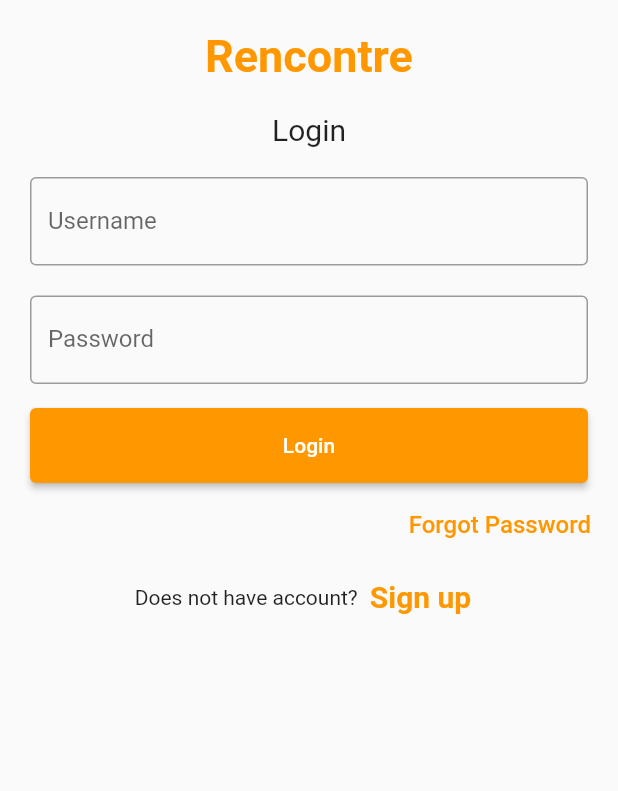
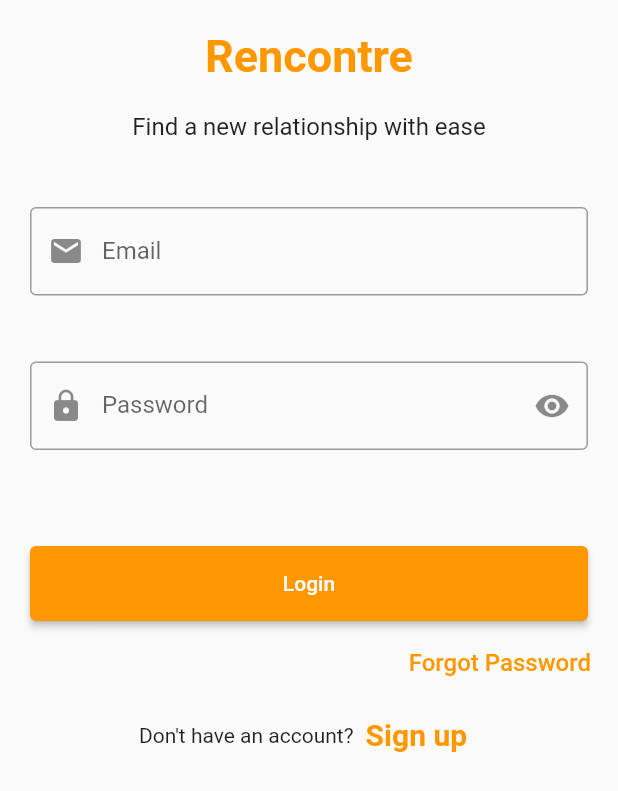
Before and after one commit to PhatDinh/Recontre-App, a Flutter app: the LoginScreen screen opened directly, on a phone screen of 412 x 824 dp. Shown: the top 791 px of the screen. Run offline on Flutter 3.47's test engine with Material 2 defaults, Android fonts, the phone set to English and light mode, and no system bars; our stand-ins replace carousel_slider.

Commit message:
Add textfield icons & modify layout

```diff
--- a/lib/screens/login_screen.dart
+++ b/lib/screens/login_screen.dart
@@ -33,20 +33,23 @@ class _LoginScreenState extends State<LoginScreen> {
                   alignment: Alignment.center,
                   padding: const EdgeInsets.all(10),
                   child: const Text(
-                    'Login',
-                    style: TextStyle(fontSize: 20),
+                    'Find a new relationship with ease',
+                    style: TextStyle(fontSize: 16),
                   )),
               Container(
+                margin: const EdgeInsets.fromLTRB(0, 24, 0, 0),
                 padding: const EdgeInsets.all(10),
                 child: TextField(
                   controller: nameController,
                   decoration: const InputDecoration(
                     border: OutlineInputBorder(),
-                    labelText: 'Username',
+                    labelText: 'Email',
+                    prefixIcon: Icon(Icons.email)
                   ),
                 ),
               ),
               Container(
+                margin: const EdgeInsets.fromLTRB(0, 24, 0, 0),
                 padding: const EdgeInsets.fromLTRB(10, 10, 10, 0),
                 child: TextField(
                   obscureText: true,
@@ -54,12 +57,14 @@ class _LoginScreenState extends State<LoginScreen> {
                   decoration: const InputDecoration(
                     border: OutlineInputBorder(),
                     labelText: 'Password',
+                      prefixIcon: Icon(Icons.lock),
+                      suffixIcon: Icon(Icons.remove_red_eye)
                   ),
                 ),
               ),
               Container(
                   height: 50,
-                  margin: const EdgeInsets.fromLTRB(0, 16, 0, 4),
+                  margin: const EdgeInsets.fromLTRB(0, 64, 0, 4),
                   padding: const EdgeInsets.fromLTRB(10, 0, 10, 0),
                   child: ElevatedButton(
                     child: const Text('Login'),
@@ -88,7 +93,7 @@ class _LoginScreenState extends State<LoginScreen> {
               ),
               Row(
                 children: <Widget>[
-                  const Text('Does not have account?'),
+                  const Text('Don\'t have an account?'),
                   TextButton(
                     child: const Text(
                       'Sign up',
```
